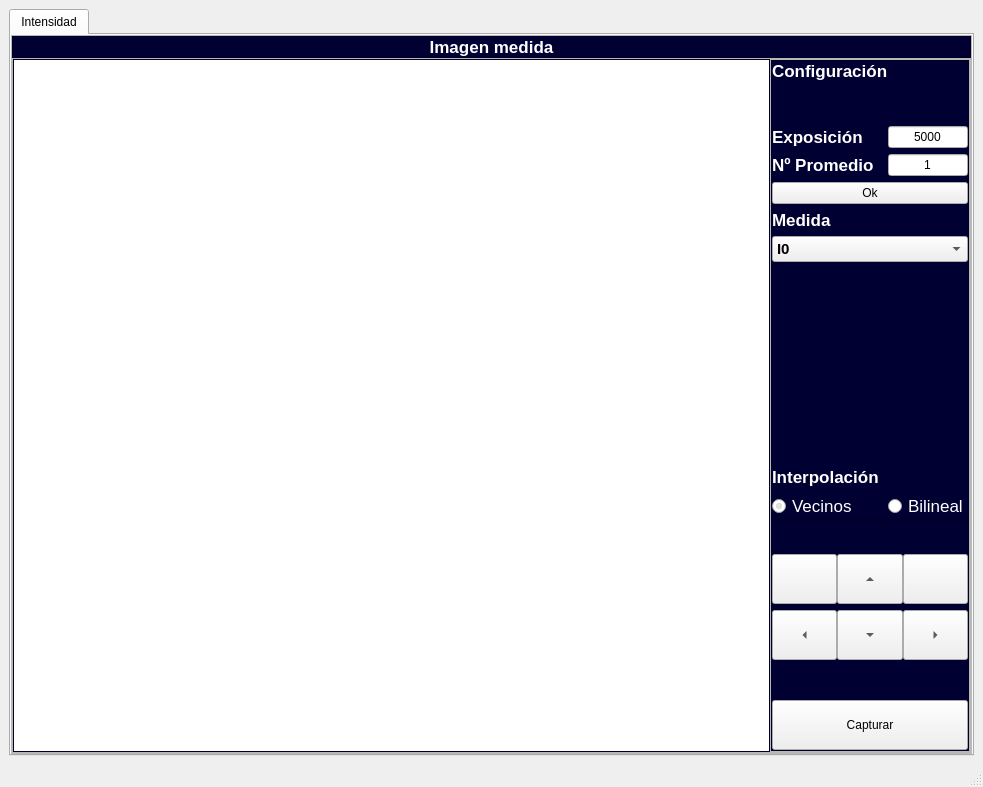
Qt form gui/gui.ui (RomanGDB/Mueller-Matrix-Microscopy) before a commit.
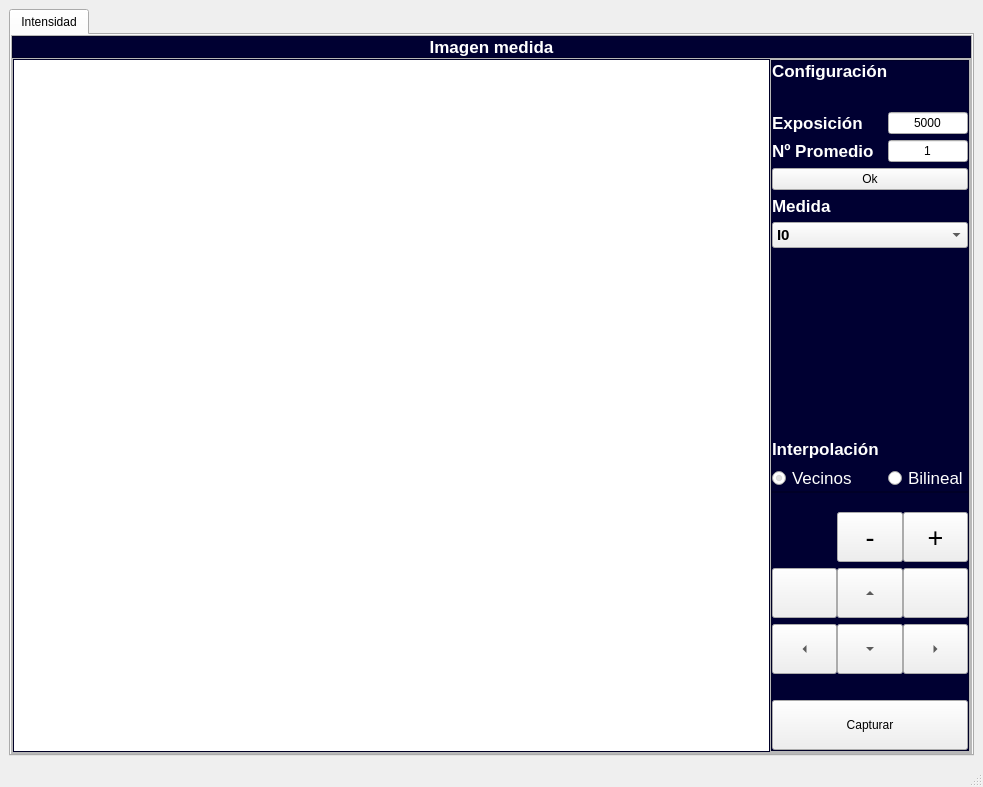
The same form after that commit. Icons and pictures are not drawn.

```diff
--- a/gui/gui.ui
+++ b/gui/gui.ui
@@ -335,102 +335,7 @@
                     <property name="horizontalSpacing">
                      <number>0</number>
                     </property>
-                    <item row="3" column="2">
-                     <widget class="QToolButton" name="rotate_right_btn">
-                      <property name="sizePolicy">
-                       <sizepolicy hsizetype="Minimum" vsizetype="Minimum">
-                        <horstretch>0</horstretch>
-                        <verstretch>0</verstretch>
-                       </sizepolicy>
-                      </property>
-                      <property name="minimumSize">
-                       <size>
-                        <width>0</width>
-                        <height>50</height>
-                       </size>
-                      </property>
-                      <property name="cursor">
-                       <cursorShape>PointingHandCursor</cursorShape>
-                      </property>
-                      <property name="text">
-                       <string/>
-                      </property>
-                      <property name="icon">
-                       <iconset>
-                        <normaloff>rarrow.png</normaloff>rarrow.png</iconset>
-                      </property>
-                      <property name="toolButtonStyle">
-                       <enum>Qt::ToolButtonIconOnly</enum>
-                      </property>
-                      <property name="arrowType">
-                       <enum>Qt::NoArrow</enum>
-                      </property>
-                     </widget>
-                    </item>
-                    <item row="4" column="1">
-                     <widget class="QToolButton" name="dwn_btn">
-                      <property name="sizePolicy">
-                       <sizepolicy hsizetype="Minimum" vsizetype="Minimum">
-                        <horstretch>0</horstretch>
-                        <verstretch>0</verstretch>
-                       </sizepolicy>
-                      </property>
-                      <property name="minimumSize">
-                       <size>
-                        <width>0</width>
-                        <height>50</height>
-                       </size>
-                      </property>
-                      <property name="cursor">
-                       <cursorShape>PointingHandCursor</cursorShape>
-                      </property>
-                      <property name="text">
-                       <string>...</string>
-                      </property>
-                      <property name="arrowType">
-                       <enum>Qt::DownArrow</enum>
-                      </property>
-                     </widget>
-                    </item>
-                    <item row="7" column="1">
-                     <spacer name="verticalSpacer_4">
-                      <property name="orientation">
-                       <enum>Qt::Vertical</enum>
-                      </property>
-                      <property name="sizeHint" stdset="0">
-                       <size>
-                        <width>20</width>
-                        <height>40</height>
-                       </size>
-                      </property>
-                     </spacer>
-                    </item>
-                    <item row="3" column="1">
-                     <widget class="QToolButton" name="up_btn">
-                      <property name="sizePolicy">
-                       <sizepolicy hsizetype="Minimum" vsizetype="Minimum">
-                        <horstretch>0</horstretch>
-                        <verstretch>0</verstretch>
-                       </sizepolicy>
-                      </property>
-                      <property name="minimumSize">
-                       <size>
-                        <width>0</width>
-                        <height>50</height>
-                       </size>
-                      </property>
-                      <property name="cursor">
-                       <cursorShape>PointingHandCursor</cursorShape>
-                      </property>
-                      <property name="text">
-                       <string>...</string>
-                      </property>
-                      <property name="arrowType">
-                       <enum>Qt::UpArrow</enum>
-                      </property>
-                     </widget>
-                    </item>
-                    <item row="3" column="0">
+                    <item row="4" column="0">
                      <widget class="QToolButton" name="rotate_left_btn">
                       <property name="sizePolicy">
                        <sizepolicy hsizetype="Minimum" vsizetype="Minimum">
@@ -462,8 +367,8 @@
                       </property>
                      </widget>
                     </item>
-                    <item row="4" column="2">
-                     <widget class="QToolButton" name="right_btn">
+                    <item row="4" column="1">
+                     <widget class="QToolButton" name="up_btn">
                       <property name="sizePolicy">
                        <sizepolicy hsizetype="Minimum" vsizetype="Minimum">
                         <horstretch>0</horstretch>
@@ -482,37 +387,15 @@
                       <property name="text">
                        <string>...</string>
                       </property>
-                      <property name="arrowType">
-                       <enum>Qt::RightArrow</enum>
+                      <property name="autoRaise">
+                       <bool>false</bool>
                       </property>
-                     </widget>
-                    </item>
-                    <item row="4" column="0">
-                     <widget class="QToolButton" name="left_btn">
-                      <property name="sizePolicy">
-                       <sizepolicy hsizetype="Minimum" vsizetype="Minimum">
-                        <horstretch>0</horstretch>
-                        <verstretch>0</verstretch>
-                       </sizepolicy>
-                      </property>
-                      <property name="minimumSize">
-                       <size>
-                        <width>0</width>
-                        <height>50</height>
-                       </size>
-                      </property>
-                      <property name="cursor">
-                       <cursorShape>PointingHandCursor</cursorShape>
-                      </property>
-                      <property name="text">
-                       <string>...</string>
-                      </property>
                       <property name="arrowType">
-                       <enum>Qt::LeftArrow</enum>
+                       <enum>Qt::UpArrow</enum>
                       </property>
                      </widget>
                     </item>
-                    <item row="8" column="0" colspan="3">
+                    <item row="9" column="0" colspan="3">
                      <widget class="QPushButton" name="capture_btn">
                       <property name="sizePolicy">
                        <sizepolicy hsizetype="Minimum" vsizetype="Minimum">
@@ -526,11 +409,134 @@
                         <height>50</height>
                        </size>
                       </property>
+                      <property name="cursor">
+                       <cursorShape>PointingHandCursor</cursorShape>
+                      </property>
                       <property name="text">
                        <string>Capturar</string>
                       </property>
                      </widget>
                     </item>
+                    <item row="8" column="1">
+                     <spacer name="verticalSpacer_4">
+                      <property name="orientation">
+                       <enum>Qt::Vertical</enum>
+                      </property>
+                      <property name="sizeHint" stdset="0">
+                       <size>
+                        <width>20</width>
+                        <height>40</height>
+                       </size>
+                      </property>
+                     </spacer>
+                    </item>
+                    <item row="5" column="0">
+                     <widget class="QToolButton" name="left_btn">
+                      <property name="sizePolicy">
+                       <sizepolicy hsizetype="Minimum" vsizetype="Minimum">
+                        <horstretch>0</horstretch>
+                        <verstretch>0</verstretch>
+                       </sizepolicy>
+                      </property>
+                      <property name="minimumSize">
+                       <size>
+                        <width>0</width>
+                        <height>50</height>
+                       </size>
+                      </property>
+                      <property name="cursor">
+                       <cursorShape>PointingHandCursor</cursorShape>
+                      </property>
+                      <property name="text">
+                       <string>...</string>
+                      </property>
+                      <property name="arrowType">
+                       <enum>Qt::LeftArrow</enum>
+                      </property>
+                     </widget>
+                    </item>
+                    <item row="5" column="2">
+                     <widget class="QToolButton" name="right_btn">
+                      <property name="sizePolicy">
+                       <sizepolicy hsizetype="Minimum" vsizetype="Minimum">
+                        <horstretch>0</horstretch>
+                        <verstretch>0</verstretch>
+                       </sizepolicy>
+                      </property>
+                      <property name="minimumSize">
+                       <size>
+                        <width>0</width>
+                        <height>50</height>
+                       </size>
+                      </property>
+                      <property name="cursor">
+                       <cursorShape>PointingHandCursor</cursorShape>
+                      </property>
+                      <property name="text">
+                       <string>...</string>
+                      </property>
+                      <property name="arrowType">
+                       <enum>Qt::RightArrow</enum>
+                      </property>
+                     </widget>
+                    </item>
+                    <item row="4" column="2">
+                     <widget class="QToolButton" name="rotate_right_btn">
+                      <property name="sizePolicy">
+                       <sizepolicy hsizetype="Minimum" vsizetype="Minimum">
+                        <horstretch>0</horstretch>
+                        <verstretch>0</verstretch>
+                       </sizepolicy>
+                      </property>
+                      <property name="minimumSize">
+                       <size>
+                        <width>0</width>
+                        <height>50</height>
+                       </size>
+                      </property>
+                      <property name="cursor">
+                       <cursorShape>PointingHandCursor</cursorShape>
+                      </property>
+                      <property name="text">
+                       <string/>
+                      </property>
+                      <property name="icon">
+                       <iconset>
+                        <normaloff>rarrow.png</normaloff>rarrow.png</iconset>
+                      </property>
+                      <property name="toolButtonStyle">
+                       <enum>Qt::ToolButtonIconOnly</enum>
+                      </property>
+                      <property name="arrowType">
+                       <enum>Qt::NoArrow</enum>
+                      </property>
+                     </widget>
+                    </item>
+                    <item row="5" column="1">
+                     <widget class="QToolButton" name="dwn_btn">
+                      <property name="sizePolicy">
+                       <sizepolicy hsizetype="Minimum" vsizetype="Minimum">
+                        <horstretch>0</horstretch>
+                        <verstretch>0</verstretch>
+                       </sizepolicy>
+                      </property>
+                      <property name="minimumSize">
+                       <size>
+                        <width>0</width>
+                        <height>50</height>
+                       </size>
+                      </property>
+                      <property name="cursor">
+                       <cursorShape>PointingHandCursor</cursorShape>
+                      </property>
+                      <property name="text">
+                       <string>...</string>
+                      </property>
+                      <property name="arrowType">
+                       <enum>Qt::DownArrow</enum>
+                      </property>
+                     </widget>
+                    </item>
                     <item row="0" column="1">
                      <spacer name="verticalSpacer_6">
                       <property name="orientation">
@@ -544,6 +550,69 @@
                       </property>
                      </spacer>
                     </item>
+                    <item row="2" column="2">
+                     <widget class="QToolButton" name="focus_plus_btn">
+                      <property name="sizePolicy">
+                       <sizepolicy hsizetype="Minimum" vsizetype="Minimum">
+                        <horstretch>0</horstretch>
+                        <verstretch>0</verstretch>
+                       </sizepolicy>
+                      </property>
+                      <property name="minimumSize">
+                       <size>
+                        <width>0</width>
+                        <height>50</height>
+                       </size>
+                      </property>
+                      <property name="font">
+                       <font>
+                        <pointsize>20</pointsize>
+                       </font>
+                      </property>
+                      <property name="cursor">
+                       <cursorShape>PointingHandCursor</cursorShape>
+                      </property>
+                      <property name="text">
+                       <string>+</string>
+                      </property>
+                     </widget>
+                    </item>
+                    <item row="2" column="1">
+                     <widget class="QToolButton" name="focus_minus_btn">
+                      <property name="enabled">
+                       <bool>true</bool>
+                      </property>
+                      <property name="sizePolicy">
+                       <sizepolicy hsizetype="Minimum" vsizetype="Minimum">
+                        <horstretch>0</horstretch>
+                        <verstretch>0</verstretch>
+                       </sizepolicy>
+                      </property>
+                      <property name="minimumSize">
+                       <size>
+                        <width>0</width>
+                        <height>50</height>
+                       </size>
+                      </property>
+                      <property name="font">
+                       <font>
+                        <pointsize>20</pointsize>
+                       </font>
+                      </property>
+                      <property name="cursor">
+                       <cursorShape>PointingHandCursor</cursorShape>
+                      </property>
+                      <property name="text">
+                       <string>-</string>
+                      </property>
+                      <property name="iconSize">
+                       <size>
+                        <width>20</width>
+                        <height>20</height>
+                       </size>
+                      </property>
+                     </widget>
+                    </item>
                    </layout>
                   </widget>
                  </item>
@@ -699,6 +768,9 @@
                     </item>
                     <item row="9" column="0" colspan="2">
                      <widget class="QPushButton" name="config_btn">
+                      <property name="cursor">
+                       <cursorShape>PointingHandCursor</cursorShape>
+                      </property>
                       <property name="text">
                        <string>Ok</string>
                       </property>
@@ -724,15 +796,11 @@
                       </property>
                      </spacer>
                     </item>
-                    <item row="14" column="0">
-                     <widget class="QLabel" name="label_2">
-                      <property name="text">
-                       <string>Interpolación</string>
-                      </property>
-                     </widget>
-                    </item>
-                    <item row="15" column="0">
+                    <item row="17" column="0">
                      <widget class="QRadioButton" name="vecinos_btn">
+                      <property name="cursor">
+                       <cursorShape>PointingHandCursor</cursorShape>
+                      </property>
                       <property name="text">
                        <string>Vecinos</string>
                       </property>
@@ -741,8 +809,11 @@
                       </property>
                      </widget>
                     </item>
-                    <item row="15" column="1">
+                    <item row="17" column="1">
                      <widget class="QRadioButton" name="bilineal_btn">
+                      <property name="cursor">
+                       <cursorShape>PointingHandCursor</cursorShape>
+                      </property>
                       <property name="text">
                        <string>Bilineal</string>
                       </property>
@@ -757,6 +828,9 @@
                         <bold>true</bold>
                        </font>
                       </property>
+                      <property name="cursor">
+                       <cursorShape>PointingHandCursor</cursorShape>
+                      </property>
                       <item>
                        <property name="text">
                         <string>I0</string>
@@ -804,6 +878,13 @@
                       </item>
                      </widget>
                     </item>
+                    <item row="15" column="0">
+                     <widget class="QLabel" name="label_2">
+                      <property name="text">
+                       <string>Interpolación</string>
+                      </property>
+                     </widget>
+                    </item>
                    </layout>
                   </widget>
                  </item>
@@ -829,7 +910,7 @@
      <x>0</x>
      <y>0</y>
      <width>983</width>
-     <height>22</height>
+     <height>26</height>
     </rect>
    </property>
   </widget>
```
